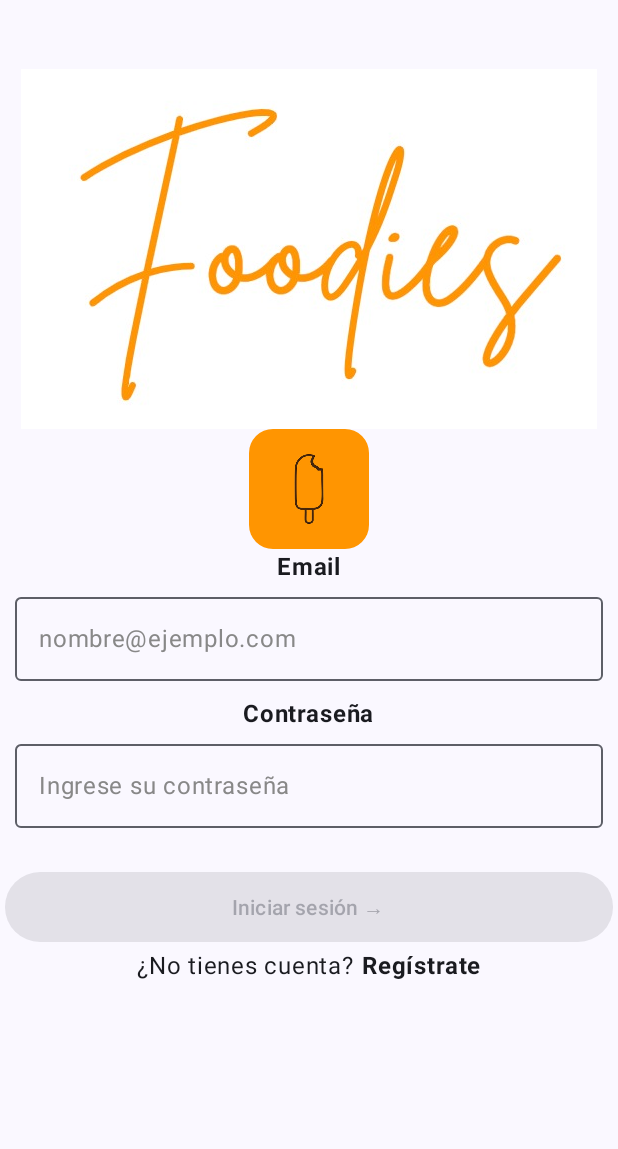
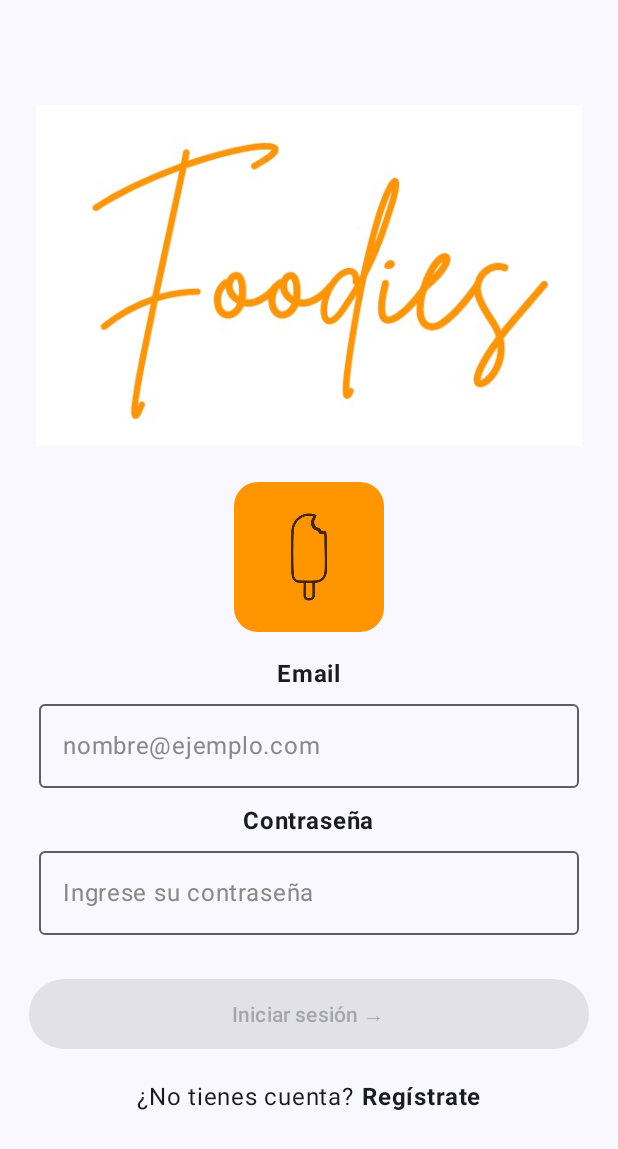
Before and after one commit to Moviles20242-Grupo32/KotlinSprint2, an Android app built with Jetpack Compose: the screen it shows after launch (MainActivity), on a phone screen of 412 x 824 dp. Shown: the top 1149 px of the screen. Run offline under Robolectric (Android 15) with nearby library versions, the light colour scheme and no system bars; our stand-ins replace Firebase (no records; nobody signed in at launch, a user with empty details on screens opened directly), Room's generated code, livedata-compose; 2 statements that could not run were skipped.

Commit message:
Fix login page, manage properyl the auth errors and rotation of the screen

```diff
--- a/app/src/main/java/com/example/foodies/view/login/FoodiesLoginScreen.kt
+++ b/app/src/main/java/com/example/foodies/view/login/FoodiesLoginScreen.kt
@@ -17,9 +17,11 @@ import androidx.compose.foundation.layout.fillMaxWidth
 import androidx.compose.foundation.layout.height
 import androidx.compose.foundation.layout.padding
 import androidx.compose.foundation.layout.size
+import androidx.compose.foundation.rememberScrollState
 import androidx.compose.foundation.shape.CircleShape
 import androidx.compose.foundation.shape.RoundedCornerShape
 import androidx.compose.foundation.text.KeyboardOptions
+import androidx.compose.foundation.verticalScroll
 import androidx.compose.material.icons.Icons
 import androidx.compose.material.icons.filled.Visibility
 import androidx.compose.material.icons.filled.VisibilityOff
@@ -60,22 +62,22 @@ import com.example.foodies.viewModel.FoodiesScreens
 
 @RequiresApi(Build.VERSION_CODES.TIRAMISU)
 @Composable
-fun FoodiesLoginScreen(navController: NavController,
-                       viewModel: AuthViewModel = viewModel(),
-                       ){
-    val showLoginForm = rememberSaveable {
-        mutableStateOf(true)
-    }
+fun FoodiesLoginScreen(
+    navController: NavController,
+    viewModel: AuthViewModel = viewModel(),
+) {
+    val showLoginForm = rememberSaveable { mutableStateOf(true) }
     val internetConnected by viewModel.internetConnected.observeAsState()
     val errorMessage = remember { mutableStateOf("") }
     val context = LocalContext.current
-    // Estado para mostrar o no el diálogo
+
+    // Estados para diálogos
     var showNoInternetDialog by remember { mutableStateOf(false) }
+    var showErrorDialog by remember { mutableStateOf(false) }
 
-    // Verifica si los permisos de ubicación y notificaciones están otorgados
+    // Verifica los permisos
     if (ActivityCompat.checkSelfPermission(context, Manifest.permission.ACCESS_FINE_LOCATION) != PackageManager.PERMISSION_GRANTED ||
         ActivityCompat.checkSelfPermission(context, Manifest.permission.POST_NOTIFICATIONS) != PackageManager.PERMISSION_GRANTED) {
-        // Solicitar permisos si no están otorgados
         if (context is Activity) {
             ActivityCompat.requestPermissions(
                 context,
@@ -83,70 +85,62 @@ fun FoodiesLoginScreen(navController: NavController,
                     Manifest.permission.ACCESS_FINE_LOCATION,
                     Manifest.permission.POST_NOTIFICATIONS
                 ),
-                101 // Código de solicitud
+                101
             )
         }
     }
 
-    // Diálogo de pérdida de conexión a internet
+    // Diálogo de pérdida de conexión
     if (showNoInternetDialog) {
         AlertDialog(
-            modifier = Modifier
-                .padding(24.dp)
-                .clip(RoundedCornerShape(16.dp)),
-            onDismissRequest = {
-                showNoInternetDialog = false
-            },
+            onDismissRequest = { showNoInternetDialog = false },
             title = { Text(text = "Sin conexión a internet") },
             text = { Text(text = "No puede iniciar sesión o registrarse sin internet") },
             confirmButton = {
-                Button(onClick = {
-                    showNoInternetDialog = false
-                }) {
+                Button(onClick = { showNoInternetDialog = false }) {
                     Text("Aceptar")
                 }
             }
         )
     }
 
-    //vista principal
-    Surface(modifier = Modifier
-        .fillMaxSize()
-    ) {
+    // Pantalla principal
+    Surface(modifier = Modifier.fillMaxSize()) {
         Column(
             horizontalAlignment = Alignment.CenterHorizontally,
-            //verticalArrangement = Arrangement.spacedBy(30.dp),
             modifier = Modifier
                 .fillMaxSize()
+                .padding(16.dp)
+                .verticalScroll(rememberScrollState()) // Hacer desplazable
+        ) {
+            // Logo superior
+            Image(
+                painter = painterResource(id = R.drawable.tipografia),
+                contentDescription = "Foodies",
+                modifier = Modifier
+                    .fillMaxWidth()
+                    .padding(8.dp)
+            )
 
-        ){
-                Image(
-                    painterResource(id = R.drawable.tipografia),
-                    contentDescription = "Foodies",
-                    modifier = Modifier
+            Spacer(modifier = Modifier.height(16.dp))
 
-                )
+            Image(
+                painter = painterResource(id = R.drawable.logo),
+                contentDescription = "Foodies",
+                modifier = Modifier
+                    .clip(RoundedCornerShape(16.dp))
+                    .size(100.dp) // Tamaño adaptado
+            )
 
-                //Spacer(modifier = Modifier.height(10.dp))
+            Spacer(modifier = Modifier.height(16.dp))
 
-                Image(
-                    painterResource(id = R.drawable.logo),
-                    contentDescription = "Foodies",
-                    modifier = Modifier
-                        .clip(RoundedCornerShape(16.dp))
-                        .size(80.dp)
-                )
-
-
-
+            // Formulario (login o registro)
             if (showLoginForm.value) {
                 UserForm(isCreateAccount = false) { email, password, name ->
-                    Log.d("Foodies", "Logueando con $email y $password")
                     viewModel.signInWithEmailAndPassword(email, password, {
                         navController.navigate(FoodiesScreens.FoodiesHomeScreen.name)
                     }, { message ->
-                        errorMessage.value = message // Guardar el mensaje de error
-                        // Mostrar el diálogo de pérdida de internet si no hay conexión
+                        errorMessage.value = message
                         if (internetConnected == false && !showNoInternetDialog) {
                             showNoInternetDialog = true
                         }
@@ -154,12 +148,10 @@ fun FoodiesLoginScreen(navController: NavController,
                 }
             } else {
                 UserForm(isCreateAccount = true) { email, password, name ->
-                    Log.d("Foodies", "Creando cuenta con $email y $password")
                     viewModel.createUserWithEmailAndPassword(email, password, name, {
                         navController.navigate(FoodiesScreens.FoodiesHomeScreen.name)
                     }, { message ->
-                        errorMessage.value = message // Guardar el mensaje de error
-                        // Mostrar el diálogo de pérdida de internet si no hay conexión
+                        errorMessage.value = message
                         if (internetConnected == false && !showNoInternetDialog) {
                             showNoInternetDialog = true
                         }
@@ -167,41 +159,74 @@ fun FoodiesLoginScreen(navController: NavController,
                 }
             }
 
-            // Mostrar mensaje de error
-            if (errorMessage.value.isNotEmpty()) {
+            var mensajeError = ""
+
+            if(errorMessage.value.isNotEmpty()){
+                showErrorDialog = true
                 if(errorMessage.value == "The email address is badly formatted."){
-                    Text(text = "Formato de email invalido", color = Color.Red, modifier = Modifier.padding(16.dp))
+                    mensajeError = "Formato de email inválido"
                 }
                 else if(errorMessage.value == "The supplied auth credential is incorrect, malformed or has expired."){
-                    Text(text = "Email o contraseña incorrectos o no registrados", color = Color.Red, modifier = Modifier.padding(16.dp))
+                    mensajeError = "Email o contraseña incorrectos o no registrados"
                 }
-
+                else if(errorMessage.value == "The email address is already in use by another account."){
+                    mensajeError = "Email ya en uso por favor ingrese uno nuevo"
+                }
+                else if(errorMessage.value == "The given password is invalid. [ Password should be at least 6 characters ]"){
+                    mensajeError = "Contraseña inválida, debe tener al menos 6 caracteres"
+                }
+                else{
+                    mensajeError = "Error desconocido"
+                }
             }
 
-            Row (
+            if (showErrorDialog) {
+                AlertDialog(
+                    modifier = Modifier
+                        .padding(24.dp)
+                        .clip(RoundedCornerShape(16.dp)),
+                    onDismissRequest = {
+                        showErrorDialog = false // Esto cerrará el diálogo si se toca fuera
+                    },
+                    title = { Text(text = "Error") },
+                    text = { Text(text = mensajeError) },
+                    confirmButton = {
+                        Button(onClick = {
+                            showErrorDialog = false // Asegúrate de que esto cierre el diálogo
+                            errorMessage.value = "" // Limpia el mensaje de error si es necesario
+                        }) {
+                            Text("Aceptar")
+                        }
+                    }
+                )
+            }
+
+            Spacer(modifier = Modifier.height(16.dp))
+
+            // Botón de cambio entre login/registro
+            Row(
                 horizontalArrangement = Arrangement.Center,
                 verticalAlignment = Alignment.CenterVertically
-            ){
+            ) {
                 val text1 =
-                    if(showLoginForm.value) "¿No tienes cuenta?" else "¿Ya tienes cuenta?"
+                    if (showLoginForm.value) "¿No tienes cuenta?" else "¿Ya tienes cuenta?"
 
                 val text2 =
-                    if(showLoginForm.value) "Regístrate" else "Inicia sesión"
+                    if (showLoginForm.value) "Regístrate" else "Inicia sesión"
 
                 Text(text = text1)
-                Text(text = text2,
+                Text(
+                    text = text2,
                     modifier = Modifier
                         .clickable { showLoginForm.value = !showLoginForm.value }
                         .padding(start = 5.dp),
                     fontWeight = FontWeight.Bold
-
                 )
-
             }
         }
-
     }
 }
+
 
 @Composable
 fun UserForm(isCreateAccount: Boolean = false,onDone: (String, String, String) -> Unit = {email, pwd, name ->})
```
